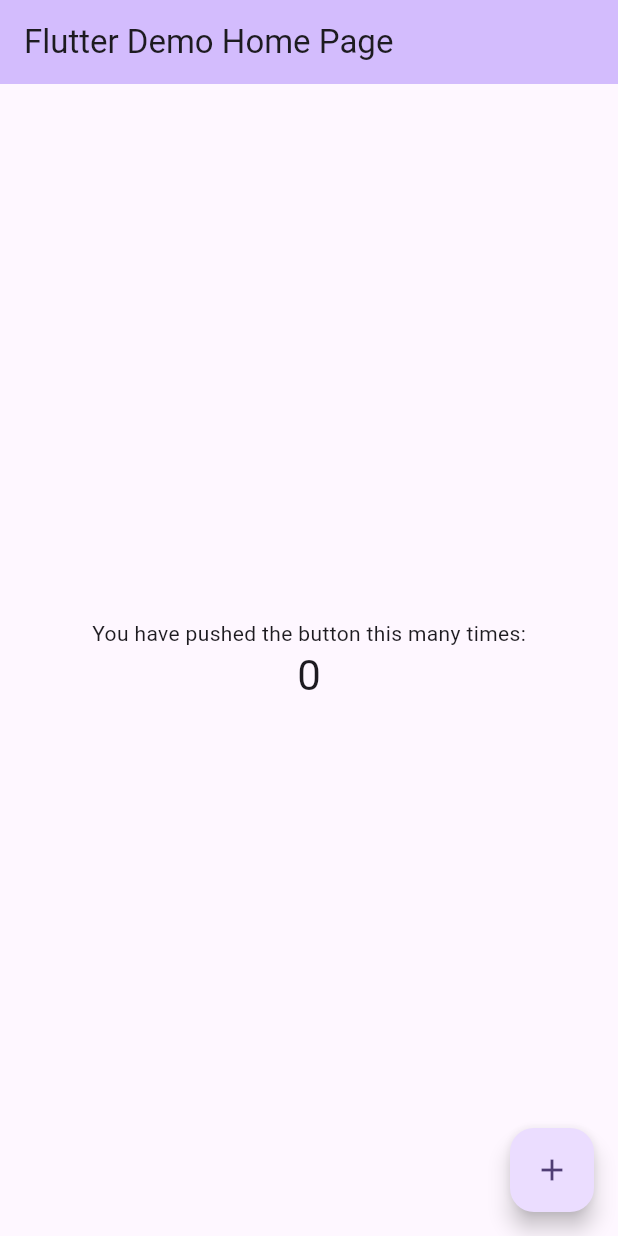
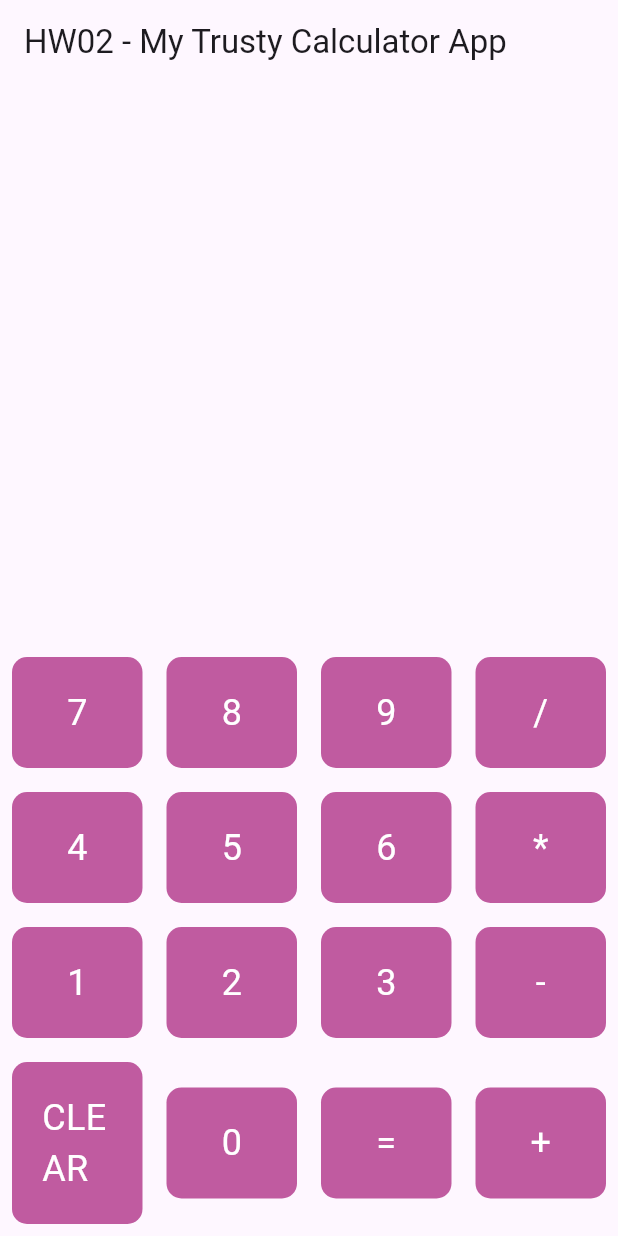
Before and after one commit to jenneetee/calculator-app-hw02, a Flutter app: the screen it shows after launch, on a phone screen of 412 x 824 dp. Run offline on Flutter 3.47's test engine with Material 3 defaults, Android fonts, the light colour scheme and no system bars.

Commit message:
added main functionality

```diff
--- a/lib/main.dart
+++ b/lib/main.dart
@@ -1,125 +1,141 @@
 import 'package:flutter/material.dart';
 
 void main() {
-  runApp(const MyApp());
+  runApp(CalculatorApp());
 }
 
-class MyApp extends StatelessWidget {
-  const MyApp({super.key});
-
-  // This widget is the root of your application.
+class CalculatorApp extends StatelessWidget {
   @override
   Widget build(BuildContext context) {
     return MaterialApp(
-      title: 'Flutter Demo',
-      theme: ThemeData(
-        // This is the theme of your application.
-        //
-        // TRY THIS: Try running your application with "flutter run". You'll see
-        // the application has a purple toolbar. Then, without quitting the app,
-        // try changing the seedColor in the colorScheme below to Colors.green
-        // and then invoke "hot reload" (save your changes or press the "hot
-        // reload" button in a Flutter-supported IDE, or press "r" if you used
-        // the command line to start the app).
-        //
-        // Notice that the counter didn't reset back to zero; the application
-        // state is not lost during the reload. To reset the state, use hot
-        // restart instead.
-        //
-        // This works for code too, not just values: Most code changes can be
-        // tested with just a hot reload.
-        colorScheme: ColorScheme.fromSeed(seedColor: Colors.deepPurple),
-        useMaterial3: true,
-      ),
-      home: const MyHomePage(title: 'Flutter Demo Home Page'),
+      title: 'HW02 - Calculator App',
+      home: CalculatorScreen(),
+      debugShowCheckedModeBanner: false,
     );
   }
 }
 
-class MyHomePage extends StatefulWidget {
-  const MyHomePage({super.key, required this.title});
-
-  // This widget is the home page of your application. It is stateful, meaning
-  // that it has a State object (defined below) that contains fields that affect
-  // how it looks.
-
-  // This class is the configuration for the state. It holds the values (in this
-  // case the title) provided by the parent (in this case the App widget) and
-  // used by the build method of the State. Fields in a Widget subclass are
-  // always marked "final".
-
-  final String title;
-
+class CalculatorScreen extends StatefulWidget {
   @override
-  State<MyHomePage> createState() => _MyHomePageState();
+  _CalculatorScreenState createState() => _CalculatorScreenState();
 }
 
-class _MyHomePageState extends State<MyHomePage> {
-  int _counter = 0;
+class _CalculatorScreenState extends State<CalculatorScreen> {
+  String _display = '';
+  String _operand = '';
+  double? _firstNumber;
+  double? _secondNumber;
+  bool _isOperandPressed = false;
 
-  void _incrementCounter() {
+  void _onButtonPressed(String value) {
     setState(() {
-      // This call to setState tells the Flutter framework that something has
-      // changed in this State, which causes it to rerun the build method below
-      // so that the display can reflect the updated values. If we changed
-      // _counter without calling setState(), then the build method would not be
-      // called again, and so nothing would appear to happen.
-      _counter++;
+      if (value == 'CLEAR') {
+        _display = '';
+        _operand = '';
+        _firstNumber = null;
+        _secondNumber = null;
+        _isOperandPressed = false;
+      } else if (value == '+' || value == '-' || value == '*' || value == '/') {
+        if (_display.isNotEmpty && !_isOperandPressed) {
+          _firstNumber = double.tryParse(_display);
+          _operand = value;
+          _isOperandPressed = true;
+        }
+      } else if (value == '=') {
+        if (_firstNumber != null && _display.isNotEmpty) {
+          _secondNumber = double.tryParse(_display);
+          if (_secondNumber != null) {
+            switch (_operand) {
+              case '+':
+                _display = (_firstNumber! + _secondNumber!).toString();
+                break;
+              case '-':
+                _display = (_firstNumber! - _secondNumber!).toString();
+                break;
+              case '*':
+                _display = (_firstNumber! * _secondNumber!).toString();
+                break;
+              case '/':
+                _display = _secondNumber == 0
+                    ? 'ERRORERRORERRORERRORERRORERRORERRORERROR'
+                    : (_firstNumber! / _secondNumber!).toString();
+                break;
+            }
+            _firstNumber = null;
+            _secondNumber = null;
+            _operand = '';
+            _isOperandPressed = false;
+          }
+        }
+      } else {
+        if (_isOperandPressed) {
+          _display = value;
+          _isOperandPressed = false;
+        } else {
+          _display += value;
+        }
+      }
     });
+  }
+
+  Widget _buildButton(String value) {
+    return Expanded(
+      child: InkWell(
+        onTap: () => _onButtonPressed(value),
+        child: Container(
+          margin: EdgeInsets.all(8.0),
+          padding: EdgeInsets.all(20.0),
+          decoration: BoxDecoration(
+            color: const Color.fromARGB(255, 192, 91, 160),
+            borderRadius: BorderRadius.circular(10.0),
+          ),
+          child: Center(
+            child: Text(
+              value,
+              style: TextStyle(fontSize: 24.0, color: Colors.white),
+            ),
+          ),
+        ),
+      ),
+    );
   }
 
   @override
   Widget build(BuildContext context) {
-    // This method is rerun every time setState is called, for instance as done
-    // by the _incrementCounter method above.
-    //
-    // The Flutter framework has been optimized to make rerunning build methods
-    // fast, so that you can just rebuild anything that needs updating rather
-    // than having to individually change instances of widgets.
     return Scaffold(
       appBar: AppBar(
-        // TRY THIS: Try changing the color here to a specific color (to
-        // Colors.amber, perhaps?) and trigger a hot reload to see the AppBar
-        // change color while the other colors stay the same.
-        backgroundColor: Theme.of(context).colorScheme.inversePrimary,
-        // Here we take the value from the MyHomePage object that was created by
-        // the App.build method, and use it to set our appbar title.
-        title: Text(widget.title),
+        title: Text('HW02 - My Trusty Calculator App'),
       ),
-      body: Center(
-        // Center is a layout widget. It takes a single child and positions it
-        // in the middle of the parent.
-        child: Column(
-          // Column is also a layout widget. It takes a list of children and
-          // arranges them vertically. By default, it sizes itself to fit its
-          // children horizontally, and tries to be as tall as its parent.
-          //
-          // Column has various properties to control how it sizes itself and
-          // how it positions its children. Here we use mainAxisAlignment to
-          // center the children vertically; the main axis here is the vertical
-          // axis because Columns are vertical (the cross axis would be
-          // horizontal).
-          //
-          // TRY THIS: Invoke "debug painting" (choose the "Toggle Debug Paint"
-          // action in the IDE, or press "p" in the console), to see the
-          // wireframe for each widget.
-          mainAxisAlignment: MainAxisAlignment.center,
-          children: <Widget>[
-            const Text(
-              'You have pushed the button this many times:',
+      body: Column(
+        children: [
+          Expanded(
+            child: Container(
+              alignment: Alignment.bottomRight,
+              padding: EdgeInsets.all(20.0),
+              child: Text(
+                _display,
+                style: TextStyle(fontSize: 36.0, fontWeight: FontWeight.bold),
+              ),
             ),
-            Text(
-              '$_counter',
-              style: Theme.of(context).textTheme.headlineMedium,
-            ),
-          ],
-        ),
+          ),
+          Column(
+            children: [
+              Row(
+                children: ['7', '8', '9', '/'].map(_buildButton).toList(),
+              ),
+              Row(
+                children: ['4', '5', '6', '*'].map(_buildButton).toList(),
+              ),
+              Row(
+                children: ['1', '2', '3', '-'].map(_buildButton).toList(),
+              ),
+              Row(
+                children: ['CLEAR', '0', '=', '+'].map(_buildButton).toList(),
+              ),
+            ],
+          ),
+        ],
       ),
-      floatingActionButton: FloatingActionButton(
-        onPressed: _incrementCounter,
-        tooltip: 'Increment',
-        child: const Icon(Icons.add),
-      ), // This trailing comma makes auto-formatting nicer for build methods.
     );
   }
 }
```
